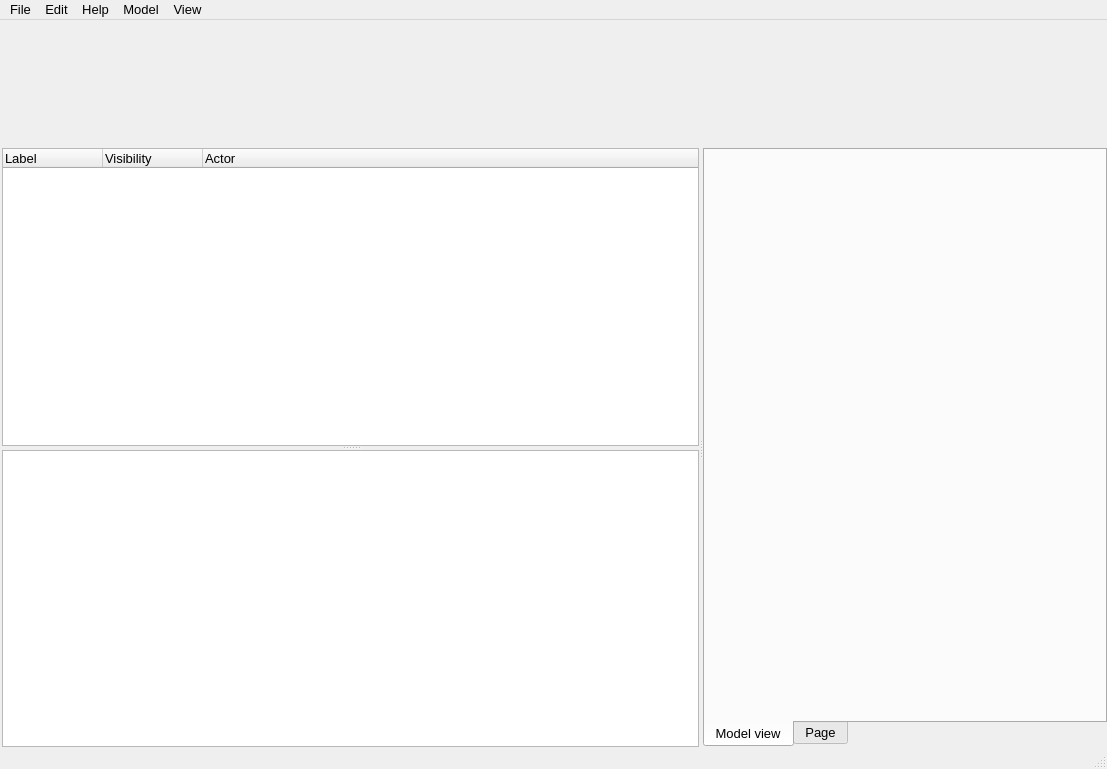
Qt form src/UserInterface/Forms/MainWindow.ui (PawelekPro/MeshGeneratingTool) before a commit.
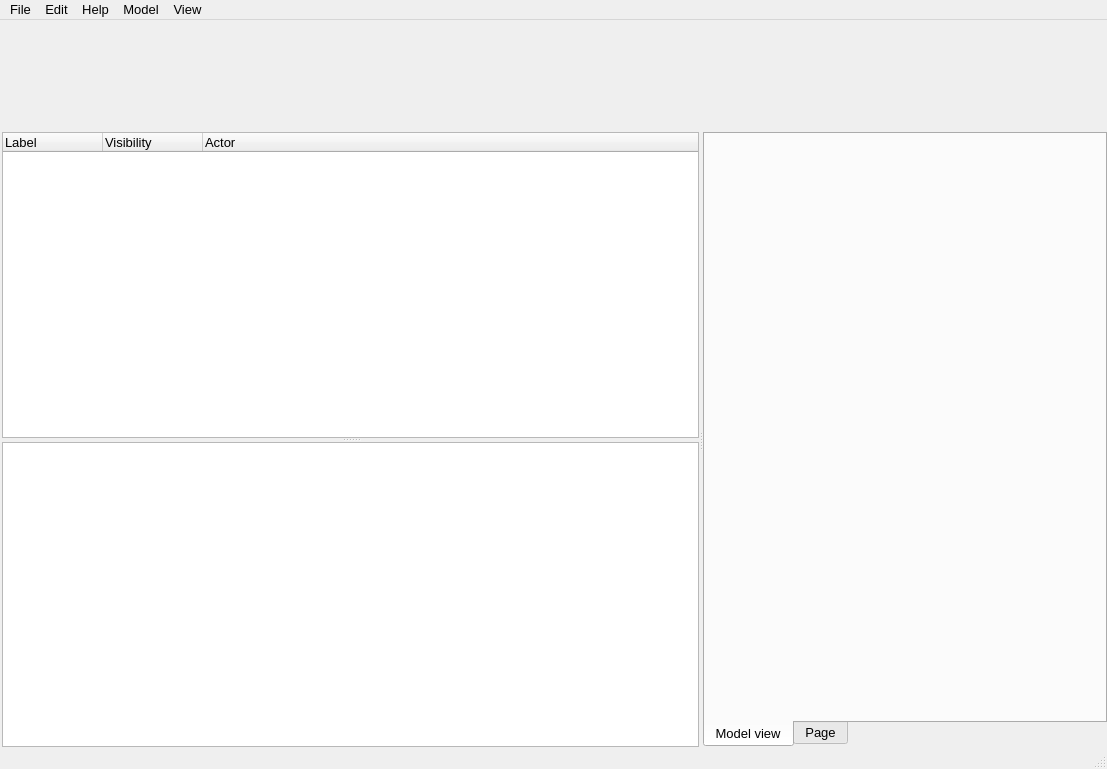
The same form after that commit. Custom widgets are drawn as their Qt base class.

What changed in the file:
```diff
--- a/src/UserInterface/Forms/MainWindow.ui
+++ b/src/UserInterface/Forms/MainWindow.ui
@@ -52,7 +52,7 @@
       <property name="maximumSize">
        <size>
         <width>16777215</width>
-        <height>126</height>
+        <height>110</height>
        </size>
       </property>
      </widget>
@@ -103,6 +103,12 @@
            <property name="alternatingRowColors">
             <bool>false</bool>
            </property>
+           <property name="iconSize">
+            <size>
+             <width>20</width>
+             <height>20</height>
+            </size>
+           </property>
            <attribute name="headerVisible">
             <bool>true</bool>
            </attribute>
```
Left out of the diff: 12 changed lines with no effect on the pictures.
